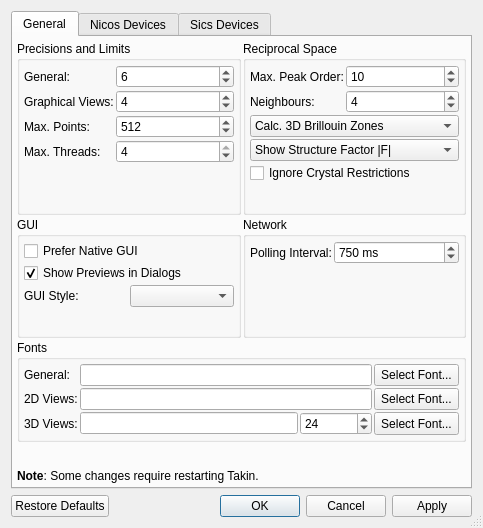
Old version of the form ui/settings.ui in the repository t-weber/takin.
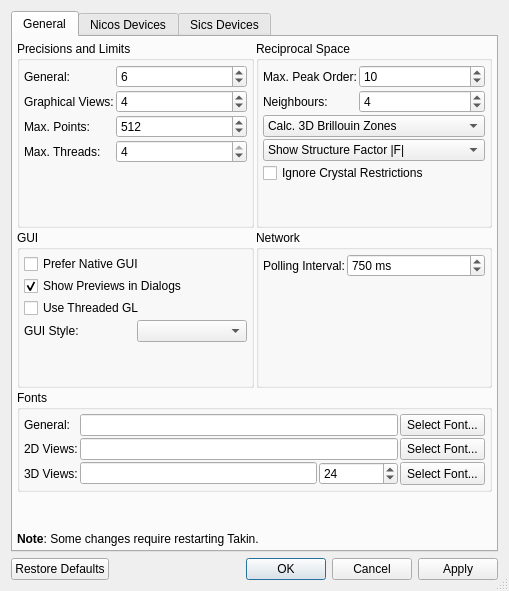
New version of the form.

Commit message: added option for threaded/non-threaded plotter

Patch:
```diff
--- a/ui/settings.ui
+++ b/ui/settings.ui
@@ -6,8 +6,8 @@
    <rect>
     <x>0</x>
     <y>0</y>
-    <width>483</width>
-    <height>528</height>
+    <width>509</width>
+    <height>591</height>
    </rect>
   </property>
   <property name="windowTitle">
@@ -500,7 +500,7 @@
             </property>
            </widget>
           </item>
-          <item row="4" column="0" colspan="2">
+          <item row="5" column="0" colspan="2">
            <spacer name="verticalSpacer_5">
             <property name="orientation">
              <enum>Qt::Vertical</enum>
@@ -520,16 +520,26 @@
             </property>
            </widget>
           </item>
-          <item row="2" column="1">
+          <item row="3" column="1">
            <widget class="QComboBox" name="comboGUI"/>
           </item>
-          <item row="2" column="0">
+          <item row="3" column="0">
            <widget class="QLabel" name="label_47">
             <property name="text">
              <string>GUI Style:</string>
             </property>
            </widget>
           </item>
+          <item row="2" column="0" colspan="2">
+           <widget class="QCheckBox" name="checkThreadedGL">
+            <property name="toolTip">
+             <string>Careful: This is not supported on all systems and may lead to strange results and crashes!</string>
+            </property>
+            <property name="text">
+             <string>Use Threaded GL</string>
+            </property>
+           </widget>
+          </item>
          </layout>
         </widget>
        </item>
```
Left out of the diff: 1 changed line with no effect on the pictures. The commit also changes 18 other files.
